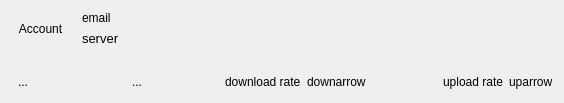
haiwen/seafile-client, file ui/cloud-view.ui: the form before one commit.
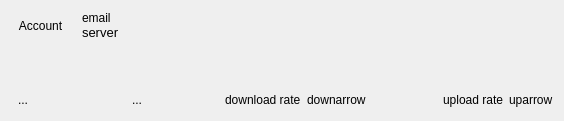
The form after the commit.

```diff
--- a/ui/cloud-view.ui
+++ b/ui/cloud-view.ui
@@ -7,7 +7,7 @@
     <x>0</x>
     <y>0</y>
     <width>564</width>
-    <height>103</height>
+    <height>121</height>
    </rect>
   </property>
   <property name="windowTitle">
@@ -38,7 +38,7 @@
      <item>
       <layout class="QVBoxLayout" name="verticalLayout">
        <property name="spacing">
-        <number>6</number>
+        <number>0</number>
        </property>
        <property name="leftMargin">
         <number>6</number>
```
